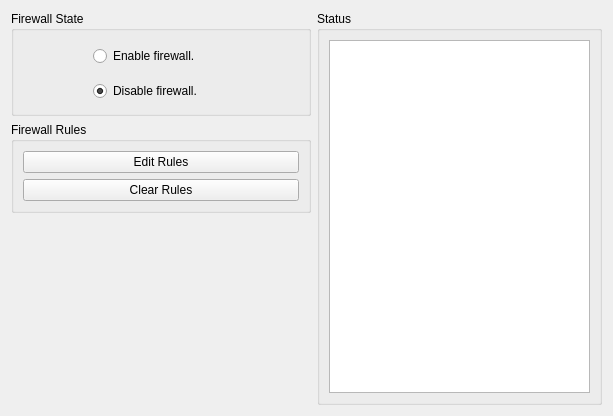
Before: the Qt Designer form branches/ahenk/2.0/bahadir.kandemir/ahenk/lider/lider/plugins/plugin_firewall/firewall.ui in pars-linux/uludag, drawn with Qt 5.
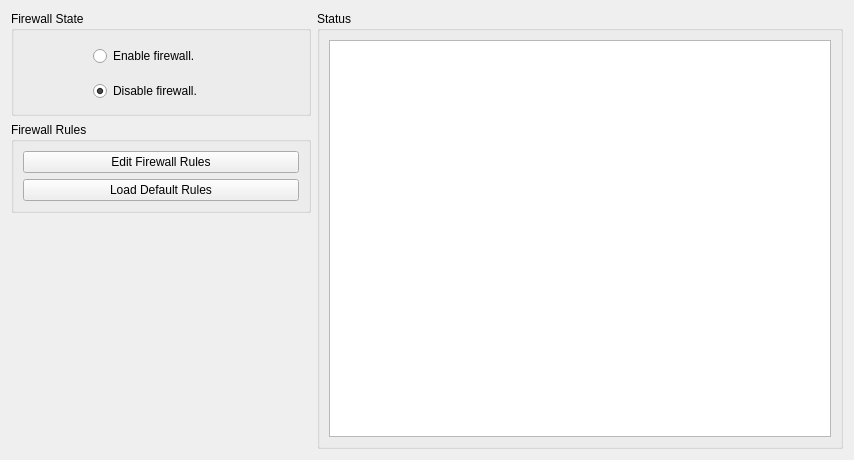
After: the same form once the commit is applied. Icons and pictures are not drawn.

Patch:
```diff
--- a/branches/ahenk/2.0/bahadir.kandemir/ahenk/lider/lider/plugins/plugin_firewall/firewall.ui
+++ b/branches/ahenk/2.0/bahadir.kandemir/ahenk/lider/lider/plugins/plugin_firewall/firewall.ui
@@ -6,8 +6,8 @@
    <rect>
     <x>0</x>
     <y>0</y>
-    <width>613</width>
-    <height>416</height>
+    <width>854</width>
+    <height>460</height>
    </rect>
   </property>
   <property name="windowTitle">
@@ -124,7 +124,7 @@
          </sizepolicy>
         </property>
         <property name="text">
-         <string>Edit Rules</string>
+         <string>Edit Firewall Rules</string>
         </property>
         <property name="icon">
          <iconset resource="firewall.qrc">
@@ -147,7 +147,7 @@
          </sizepolicy>
         </property>
         <property name="text">
-         <string>Clear Rules</string>
+         <string>Load Default Rules</string>
         </property>
         <property name="icon">
          <iconset resource="firewall.qrc">
```
